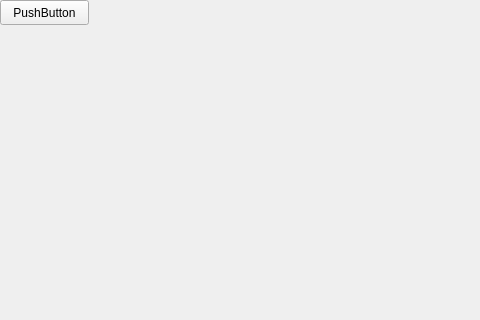
ldhshao/mylearnings, file qtlearnings/paramconfig/mainwindow.ui: the form before one commit; both pictures show x 0 to 480 and y 0 to 320 of the 800 by 600 pixel window.
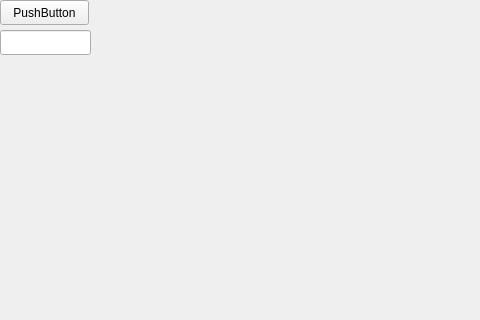
The form after the commit. Custom widgets are drawn as their Qt base class.

The edit to the form file:
```diff
--- a/qtlearnings/paramconfig/mainwindow.ui
+++ b/qtlearnings/paramconfig/mainwindow.ui
@@ -52,6 +52,16 @@
      <string>PushButton</string>
     </property>
    </widget>
+   <widget class="CDevPointEdit" name="lineEdit">
+    <property name="geometry">
+     <rect>
+      <x>0</x>
+      <y>30</y>
+      <width>91</width>
+      <height>25</height>
+     </rect>
+    </property>
+   </widget>
   </widget>
   <widget class="QMenuBar" name="menubar">
    <property name="geometry">
@@ -65,6 +75,13 @@
   </widget>
   <widget class="QStatusBar" name="statusbar"/>
  </widget>
+ <customwidgets>
+  <customwidget>
+   <class>CDevPointEdit</class>
+   <extends>QLineEdit</extends>
+   <header>cdevpointedit.h</header>
+  </customwidget>
+ </customwidgets>
  <resources/>
  <connections/>
 </ui>
```
